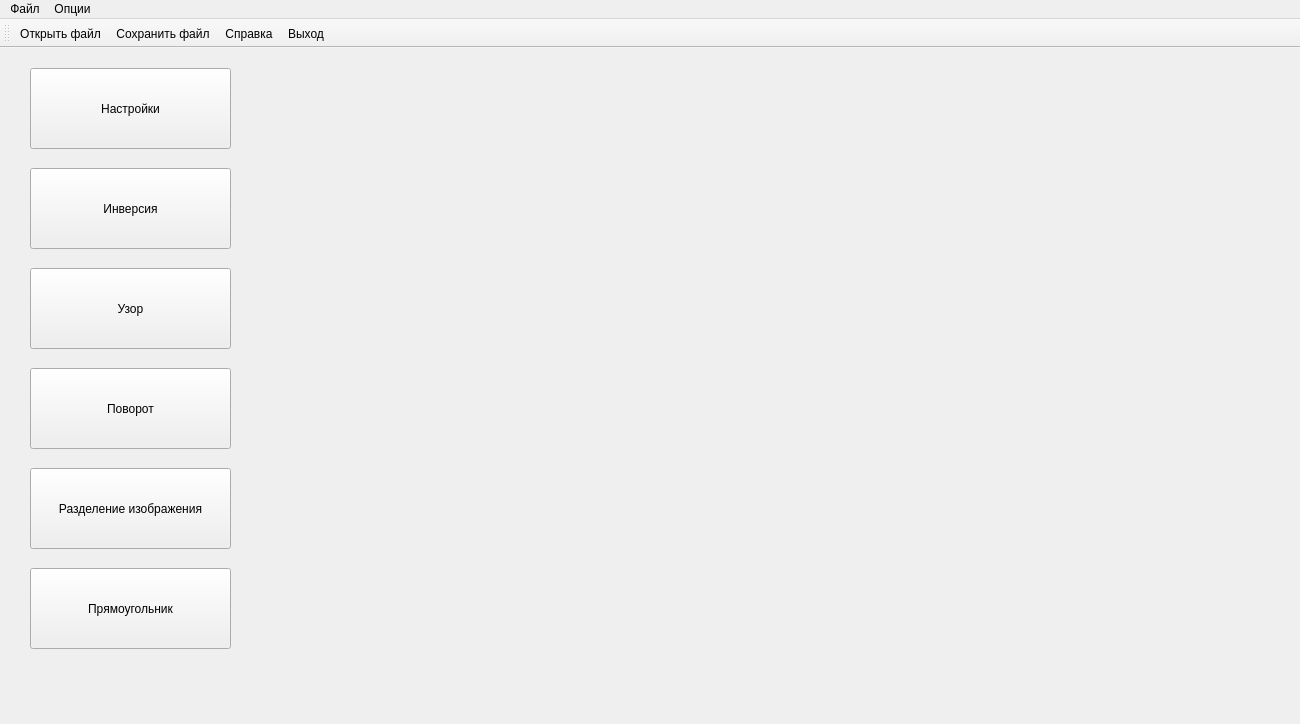
Qt form png/mainwindow.ui (thehighestmath/PNG_CW) before a commit.
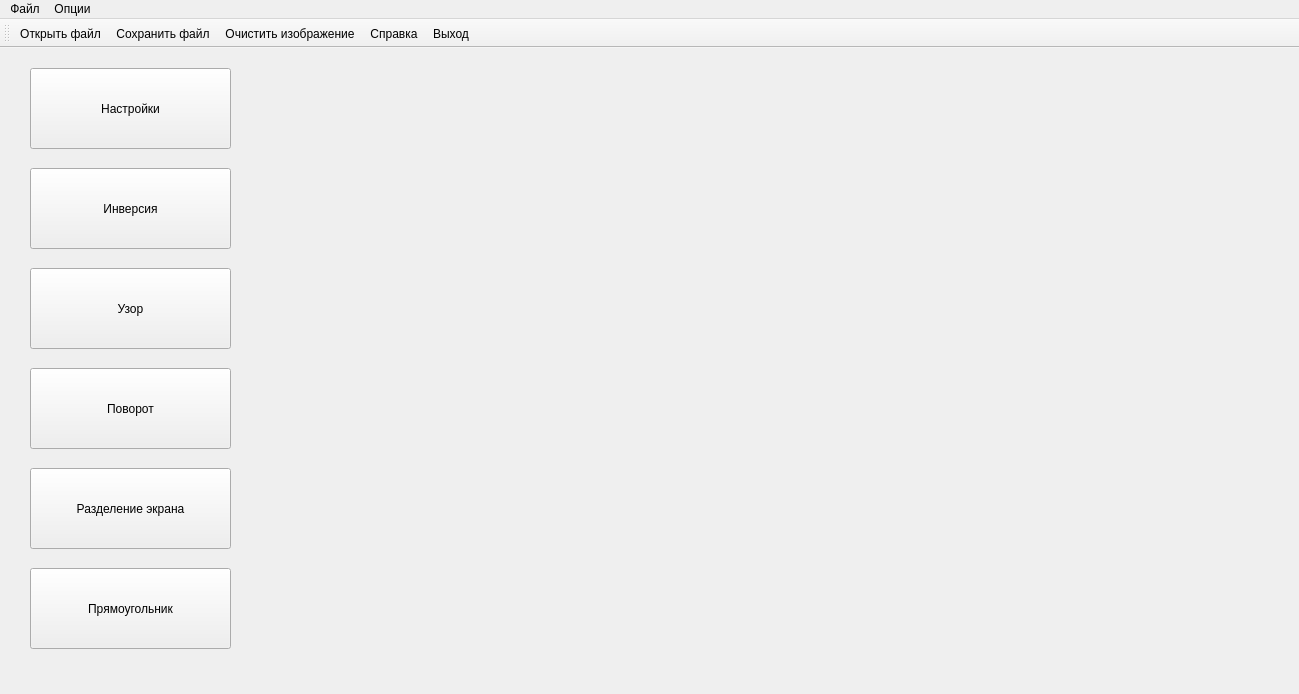
The same form after that commit. Icons and pictures are not drawn.

The edit to the form file:
```diff
--- a/png/mainwindow.ui
+++ b/png/mainwindow.ui
@@ -6,8 +6,8 @@
    <rect>
     <x>0</x>
     <y>0</y>
-    <width>1300</width>
-    <height>724</height>
+    <width>1299</width>
+    <height>694</height>
    </rect>
   </property>
   <property name="windowTitle">
@@ -51,19 +51,6 @@
      <string>Узор</string>
     </property>
    </widget>
-   <widget class="QPushButton" name="split">
-    <property name="geometry">
-     <rect>
-      <x>30</x>
-      <y>420</y>
-      <width>201</width>
-      <height>81</height>
-     </rect>
-    </property>
-    <property name="text">
-     <string>Разделение изображения</string>
-    </property>
-   </widget>
    <widget class="QPushButton" name="Inversion">
     <property name="geometry">
      <rect>
@@ -103,6 +90,19 @@
      <string>Настройки</string>
     </property>
    </widget>
+   <widget class="QPushButton" name="Split">
+    <property name="geometry">
+     <rect>
+      <x>30</x>
+      <y>420</y>
+      <width>201</width>
+      <height>81</height>
+     </rect>
+    </property>
+    <property name="text">
+     <string>Разделение экрана</string>
+    </property>
+   </widget>
   </widget>
   <widget class="QToolBar" name="mainToolBar">
    <attribute name="toolBarArea">
@@ -113,6 +113,7 @@
    </attribute>
    <addaction name="open"/>
    <addaction name="save"/>
+   <addaction name="refrsh"/>
    <addaction name="info"/>
    <addaction name="exit"/>
   </widget>
@@ -121,7 +122,7 @@
     <rect>
      <x>0</x>
      <y>0</y>
-     <width>1300</width>
+     <width>1299</width>
      <height>22</height>
     </rect>
    </property>
@@ -178,6 +179,15 @@
     <string>Выход</string>
    </property>
   </action>
+  <action name="refrsh">
+   <property name="icon">
+    <iconset resource="icons.qrc">
+     <normaloff>:/im/icos/restart.png</normaloff>:/im/icos/restart.png</iconset>
+   </property>
+   <property name="text">
+    <string>Очистить изображение</string>
+   </property>
+  </action>
  </widget>
  <layoutdefault spacing="6" margin="11"/>
  <resources>
```
Left out of the diff: 3 changed lines with no effect on the pictures.
